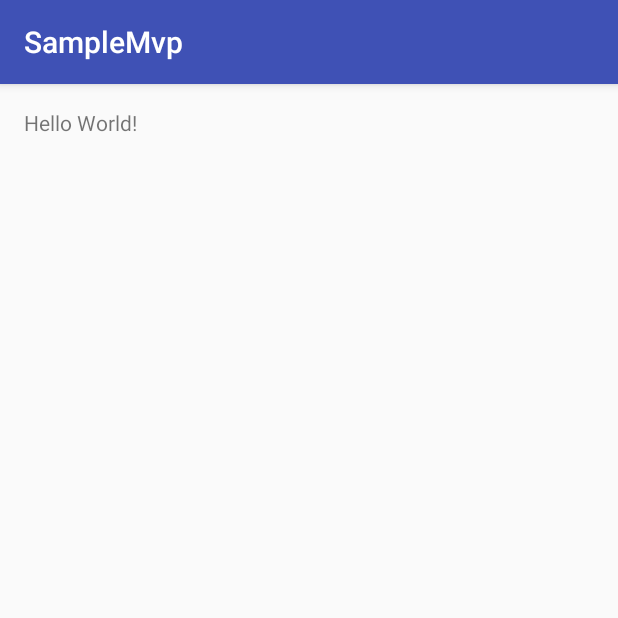
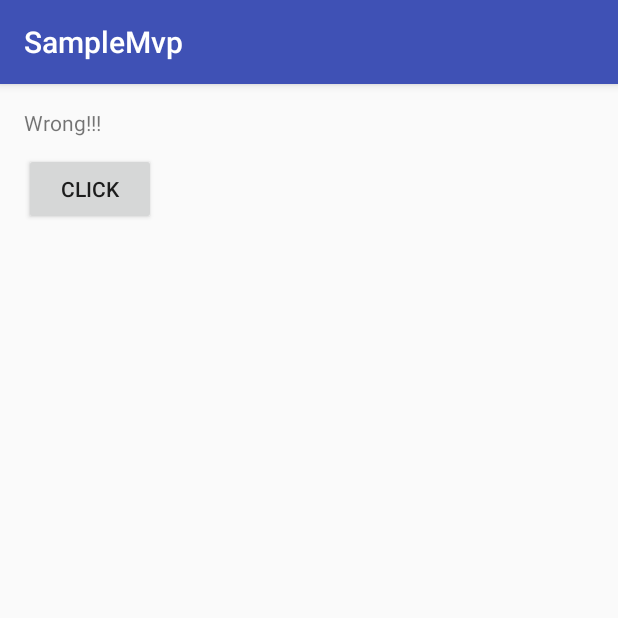
Before and after one commit to RyanAndroidTaylor/Rapido, an Android app: the screen it shows after launch (DealActivity), on a phone screen of 412 x 824 dp, the top half of it. Run offline under Robolectric (Android 15) with nearby library versions, the phone set to English and light mode, and no system bars; libraries missing offline, so code that uses them is left out: com.idescout.sql; pictures from the network do not load; 2 statements that could not run were skipped.

Commit message:
Update base presenter to load differntly based on where it is getting the state from

```diff
--- a/app/build.gradle
+++ b/app/build.gradle
@@ -1,5 +1,6 @@
 apply plugin: 'com.android.application'
 apply plugin: 'kotlin-android'
+apply plugin: 'kotlin-android-extensions'
 
 android {
     compileSdkVersion 24
@@ -25,7 +26,7 @@ android {
 
 dependencies {
     compile fileTree(dir: 'libs', include: ['*.jar'])
-    compile 'com.android.support:appcompat-v7:24.2.0'
+    compile 'com.android.support:appcompat-v7:24.2.1'
 
     compile "org.jetbrains.kotlin:kotlin-stdlib:$kotlin_version"
 
--- a/app/src/main/java/com/dtp/samplemvp/deal/DealActivity.kt
+++ b/app/src/main/java/com/dtp/samplemvp/deal/DealActivity.kt
@@ -9,6 +9,7 @@ import com.dtp.samplemvp.R
 import com.dtp.samplemvp.common.database.Item
 import com.dtp.simplemvp.database.DataConnection
 import com.dtp.simplemvp.database.query.QueryBuilder
+import kotlinx.android.synthetic.main.activity_main.*
 
 class DealActivity : AppCompatActivity(), DealView {
 
@@ -21,9 +22,15 @@ class DealActivity : AppCompatActivity(), DealView {
         dealPresenter = DealPresenter(this)
 
         dealPresenter.load()
+
+        click.setOnClickListener { dealPresenter.setNewText("Correct text") }
     }
 
     override fun displayError(message: String) {
         Toast.makeText(this, message, Toast.LENGTH_LONG).show()
     }
+
+    override fun displayNewText(text: String) {
+        text_place.text = text
+    }
 }
--- a/app/src/main/java/com/dtp/samplemvp/deal/DealPresenter.kt
+++ b/app/src/main/java/com/dtp/samplemvp/deal/DealPresenter.kt
@@ -1,5 +1,6 @@
 package com.dtp.samplemvp.deal
 
+import android.util.Log
 import com.dtp.samplemvp.common.BaseCallback
 import com.dtp.samplemvp.common.database.Deal
 import com.dtp.samplemvp.common.network.DealService
@@ -18,7 +19,33 @@ class DealPresenter(val view: DealView) : BasePresenter<DealState>(){
         return DealState()
     }
 
-    override fun onStateLoaded() {
+    override fun load() {
+        Log.i("DealPresenter", "Loading new state")
+
+        getDeals()
+    }
+
+    override fun loadFromState() {
+        Log.i("DealPresenter", "Loading from state")
+        getDeals()
+
+        state.newText?.let { view.displayNewText(it) }
+    }
+
+    override fun loadFromSavedState() {
+        Log.i("DealPresenter", "Loading from saved state")
+        getDeals()
+
+        state.newText?.let { view.displayNewText(it) }
+    }
+
+    fun setNewText(text: String) {
+        state.newText = text
+
+        view.displayNewText(text)
+    }
+
+    private fun getDeals() {
         dealService.getDeal(object : BaseCallback<Deal> {
             override fun failed(message: String?) {
                 message?.let { view.displayError(it) }
@@ -29,4 +56,8 @@ class DealPresenter(val view: DealView) : BasePresenter<DealState>(){
             }
         })
     }
+
+    private fun loadNewText() {
+
+    }
 }
--- a/app/src/main/java/com/dtp/samplemvp/deal/DealView.kt
+++ b/app/src/main/java/com/dtp/samplemvp/deal/DealView.kt
@@ -6,4 +6,6 @@ package com.dtp.samplemvp.deal
 interface DealView {
 
     fun displayError(message: String)
+
+    fun displayNewText(text: String)
 }
--- a/app/src/main/res/layout/activity_main.xml
+++ b/app/src/main/res/layout/activity_main.xml
@@ -11,7 +11,15 @@
     tools:context="com.dtp.samplemvp.deal.DealActivity">
 
     <TextView
+        android:id="@+id/text_place"
         android:layout_width="wrap_content"
         android:layout_height="wrap_content"
-        android:text="Hello World!" />
+        android:text="Wrong!!!" />
+
+    <Button
+        android:id="@+id/click"
+        android:layout_width="wrap_content"
+        android:layout_height="wrap_content"
+        android:layout_marginTop="30dp"
+        android:text="Click"/>
 </RelativeLayout>
--- a/simplemvp/src/main/java/com/dtp/simplemvp/mvp/presenter/BasePresenter.kt
+++ b/simplemvp/src/main/java/com/dtp/simplemvp/mvp/presenter/BasePresenter.kt
@@ -11,21 +11,34 @@ abstract class BasePresenter<T: State> : Presenter<T> {
     override fun load(presenterData: PresenterData?) {
         if (presenterData != null) {
             state = presenterData.loadState(stateKey)
+
+            loadFromSavedState()
         } else if (StateManager.hasState(stateKey)) {
             state = StateManager.getState(stateKey)
+
+            loadFromSavedState()
         } else {
             state = newState()
             StateManager.addState(stateKey, state)
+
+            load()
         }
-
-        onStateLoaded()
     }
 
     /**
-     * Called once the state has been loaded. The state can be a new state or loaded from the presenterData or StateManager
-     * This is where you should handle the loading logic of your presenter.
+     * Called when the presenter is loaded and there is not any saved state to load
      */
-    abstract fun onStateLoaded()
+    protected abstract fun load()
+
+    /**
+     * Called when loading from the state saved in StateManager.
+     */
+    protected abstract fun loadFromState()
+
+    /**
+     * Called when loading from savedInstanceState. The activity has been destroyed and recreated by the system
+     */
+    protected abstract fun loadFromSavedState()
 
     override fun saveState(presenterData: PresenterData) {
         presenterData.saveState(stateKey, state)
```
Also changed, not shown: app/src/main/java/com/dtp/samplemvp/deal/DealState.kt (+6 -6 lines).
